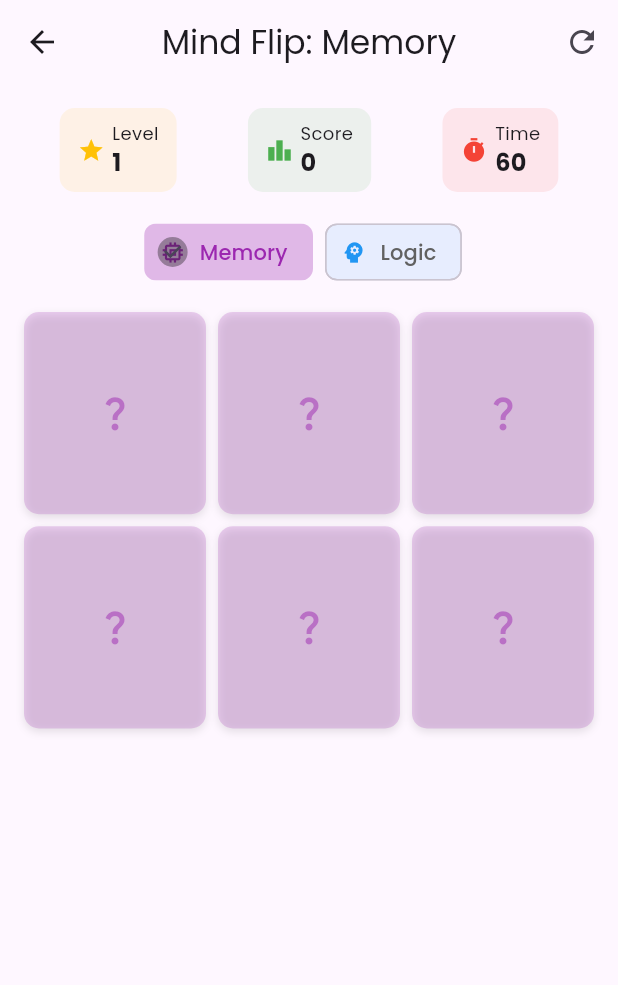
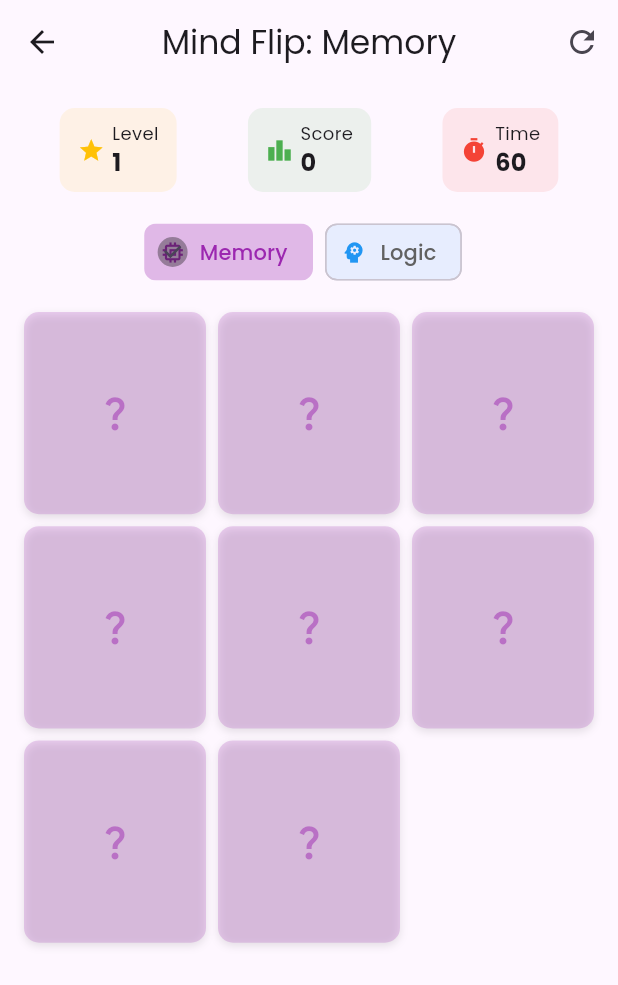
Before and after one commit to UmRubab/mind_mirror, a Flutter app: the CognitiveFlipGame screen opened directly, on a phone screen of 412 x 824 dp. Shown: the top 985 px of the screen. Run offline on Flutter 3.47's test engine with Material 3 defaults, Android fonts, the phone set to English and light mode, and no system bars; our stand-ins replace firebase_auth, firebase_core, firebase_database, flip_card, google_fonts; accounts and stored records are empty.

Commit message:
new change

```diff
--- a/lib/gmaes.dart
+++ b/lib/gmaes.dart
@@ -21,7 +21,7 @@ class _CognitiveFlipGameState extends State<CognitiveFlipGame> {
       "title": "Memory",
       "icon": Icons.memory,
       "color": Colors.purple,
-      "cards": ["🍎", "🌻", "🚗",]
+      "cards": ["🍎", "🌻", "🚗","🌻" ]
     },
     {
       "title": "Logic",
```
